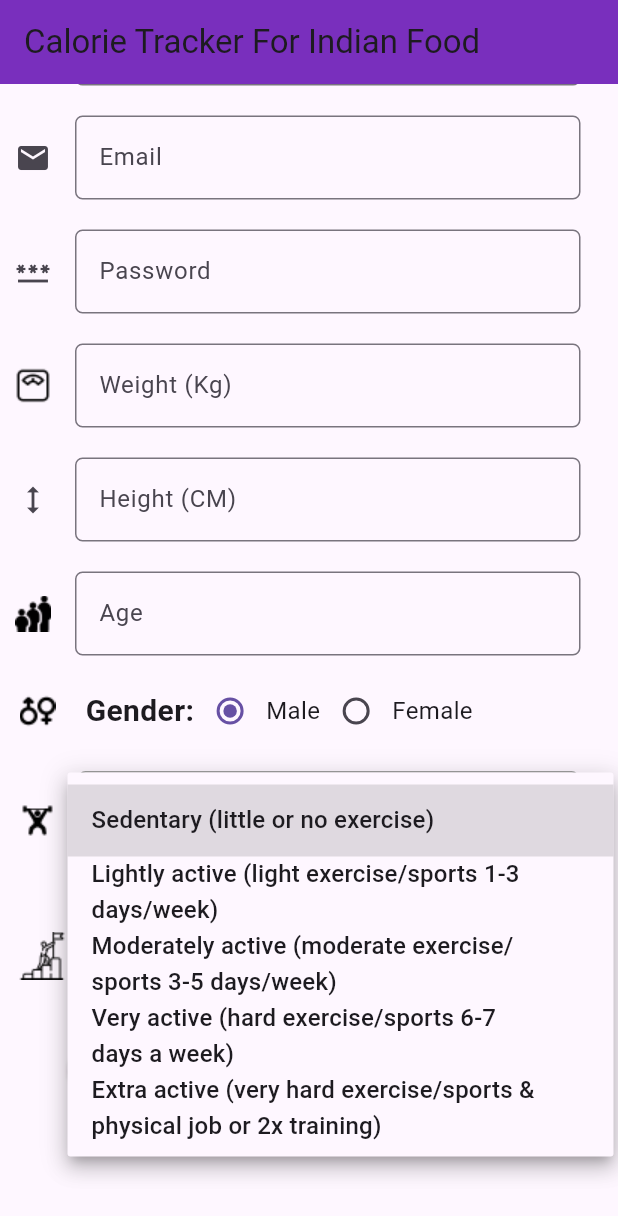
After one commit to Rajesh0408/Calorie-Tracker, a Flutter app: the screen it shows after launch, scrolled down 112 dp, after a tap on "Activity level", on a phone screen of 412 x 824 dp. The commit adds this screen. Shown: the top 1216 px of the screen. Run offline on Flutter 3.47's test engine with Material 3 defaults, Android fonts, the phone set to English and light mode, and no system bars; our stand-ins replace cloud_firestore, firebase_core, simple_circular_progress_bar; missing offline and left inert: dart:ffi; accounts and stored records are empty.

Commit message:
UI for signup page completed

```diff
--- a/lib/UI/FoodListPage.dart
+++ b/lib/UI/FoodListPage.dart
@@ -104,7 +104,17 @@ class _FoodListPageState extends State<FoodListPage> {
                   search(searchText);
                 });
               },
-              leading: Icon(Icons.search),
+              leading: Icon(Icons.search, ),
+              trailing: [IconButton(
+                icon: const Icon(Icons.clear),
+                onPressed: () {
+                    setState(() {
+                      controller.clear();
+                      searchText="";
+                      search(searchText);
+                    });
+                },
+              ),]
             ),
           ),
           Expanded(
--- a/lib/UI/HomePage.dart
+++ /dev/null
@@ -1,31 +0,0 @@
-import 'package:flutter/material.dart';
-
-class HomePage extends StatefulWidget {
-  const HomePage({super.key});
-
-  @override
-  State<HomePage> createState() => _HomePageState();
-}
-
-class _HomePageState extends State<HomePage> {
-  Color card = const Color(0xFFe0c3fc);
-  Color appbar = const Color(0xFF7b2cbf);
-  int? height;
-  int? weight;
-
-  @override
-  Widget build(BuildContext context) {
-    return Scaffold(
-      appBar: AppBar(
-        backgroundColor: appbar,
-        title: const Text('Calorie Tracker For Indian Food'),),
-      body: Column(
-        children: [
-          ElevatedButton(onPressed: () {
-
-          }, child: const Text('Start the journey of Calorie'))
-        ],
-      ),
-    );
-  }
-}
--- /dev/null
+++ b/lib/UI/SignUpPage.dart
@@ -0,0 +1,366 @@
+import 'package:flutter/material.dart';
+
+class SignUpPage extends StatefulWidget {
+  const SignUpPage({super.key});
+
+  @override
+  State<SignUpPage> createState() => _SignUpPageState();
+}
+
+class _SignUpPageState extends State<SignUpPage> {
+  Color card = const Color(0xFFe0c3fc);
+  Color appbar = const Color(0xFF7b2cbf);
+  int? height;
+  int? weight;
+  String gender = "Male";
+  List activityLevelList = [
+    "Sedentary (little or no exercise)",
+    "Lightly active (light exercise/sports 1-3 days/week)",
+    "Moderately active (moderate exercise/sports 3-5 days/week)",
+    "Very active (hard exercise/sports 6-7 days a week)",
+    "Extra active (very hard exercise/sports & physical job or 2x training)"
+  ];
+  List goalList = [
+    "I want to gain weight",
+    "I want to loss weight",
+    "I want to maintain the weight"
+  ];
+  String? dropDownValue;
+
+  @override
+  Widget build(BuildContext context) {
+    TextEditingController nameCon = TextEditingController();
+    TextEditingController weightCon = TextEditingController();
+    TextEditingController heightCon = TextEditingController();
+    TextEditingController ageCon = TextEditingController();
+    TextEditingController emailCon = TextEditingController();
+    TextEditingController passwordCon = TextEditingController();
+    TextEditingController genderCon = TextEditingController();
+    TextEditingController activityLevelCon = TextEditingController();
+    String name;
+    String email;
+    String password;
+    int weight;
+    int height;
+    int age;
+
+    String activityLevel;
+    String? groupValue;
+
+    return Scaffold(
+      appBar: AppBar(
+        backgroundColor: appbar,
+        title: const Text('Calorie Tracker For Indian Food'),
+      ),
+      body: ListView(
+        children: [
+          const Padding(
+            padding: EdgeInsets.all(8.0),
+            child: Center(
+              child: Text(
+                "Sign Up",
+                style: TextStyle(
+                    fontSize: 25,
+                    fontWeight: FontWeight.bold,
+                    color: Color(0xFF7b2cbf)),
+              ),
+            ),
+          ),
+          Padding(
+            padding: const EdgeInsets.only(
+                left: 10.0, right: 25.0, top: 5, bottom: 5),
+            child: TextField(
+              controller: nameCon,
+              decoration: InputDecoration(
+                icon: Icon(Icons.person),
+                border: OutlineInputBorder(
+                    borderRadius: BorderRadius.circular(5.0)),
+                hintText: "Name",
+              ),
+              onChanged: (val) {
+                setState(() {
+                  name = val.toString();
+                });
+              },
+            ),
+          ),
+          SizedBox(
+            height: 10,
+          ),
+          Padding(
+            padding: const EdgeInsets.only(
+                left: 10.0, right: 25.0, top: 5, bottom: 5),
+            child: TextField(
+              controller: emailCon,
+              decoration: InputDecoration(
+                icon: Icon(Icons.email),
+                border: OutlineInputBorder(
+                    borderRadius: BorderRadius.circular(5.0)),
+                hintText: "Email",
+              ),
+              onChanged: (val) {
+                setState(() {
+                  email = val.toString();
+                });
+              },
+            ),
+          ),
+          SizedBox(
+            height: 10,
+          ),
+          Padding(
+            padding: const EdgeInsets.only(
+                left: 10.0, right: 25.0, top: 5, bottom: 5),
+            child: TextField(
+              controller: passwordCon,
+              decoration: InputDecoration(
+                icon: Icon(Icons.password),
+                border: OutlineInputBorder(
+                    borderRadius: BorderRadius.circular(5.0)),
+                hintText: "Password",
+              ),
+              onChanged: (val) {
+                setState(() {
+                  password = val.toString();
+                });
+              },
+            ),
+          ),
+          Padding(
+            padding: const EdgeInsets.only(
+                left: 10.0, right: 25.0, top: 15, bottom: 5),
+            child: TextField(
+              controller: weightCon,
+              keyboardType: TextInputType.number,
+              decoration: InputDecoration(
+                icon: Image.asset("assets/weight.png"),
+                border: OutlineInputBorder(
+                    borderRadius: BorderRadius.circular(5.0)),
+                hintText: "Weight (Kg)",
+              ),
+              onChanged: (val) {
+                setState(() {
+                  weight = int.parse(val);
+                });
+              },
+            ),
+          ),
+          Padding(
+            padding: const EdgeInsets.only(
+                left: 10.0, right: 25.0, top: 15, bottom: 5),
+            child: TextField(
+              controller: heightCon,
+              keyboardType: TextInputType.number,
+              decoration: InputDecoration(
+                icon: Icon(Icons.height),
+                border: OutlineInputBorder(
+                    borderRadius: BorderRadius.circular(5.0)),
+                hintText: "Height (CM)",
+              ),
+              onChanged: (val) {
+                setState(() {
+                  height = int.parse(val);
+                });
+              },
+            ),
+          ),
+          Padding(
+            padding: const EdgeInsets.only(
+                left: 10.0, right: 25.0, top: 15, bottom: 5),
+            child: TextField(
+              controller: ageCon,
+              keyboardType: TextInputType.number,
+              decoration: InputDecoration(
+                icon: Image.asset("assets/age.png"),
+                border: OutlineInputBorder(
+                    borderRadius: BorderRadius.circular(5.0)),
+                hintText: "Age",
+              ),
+              onChanged: (val) {
+                setState(() {
+                  age = int.parse(val);
+                });
+              },
+            ),
+          ),
+          // RadioMenuButton(value: value, groupValue: groupValue, onChanged: onChanged, child: child),
+          Padding(
+            padding: const EdgeInsets.all(8.0),
+            child: Row(
+              children: [
+                SizedBox(
+                  width: 5,
+                ),
+                Image.asset("assets/gender.png"),
+                SizedBox(
+                  width: 20,
+                ),
+                Text(
+                  "Gender:",
+                  style: TextStyle(fontSize: 20, fontWeight: FontWeight.bold),
+                ),
+                Radio(
+                  value: "Male",
+                  groupValue: gender,
+                  onChanged: (val) {
+                    setState(() {
+                      gender = val!.toString();
+                    });
+                  },
+                ),
+                Text(
+                  'Male',
+                  style: TextStyle(fontSize: 16),
+                ),
+                Radio(
+                  value: "Female",
+                  groupValue: gender,
+                  onChanged: (val) {
+                    setState(() {
+                      gender = val!.toString();
+                    });
+                  },
+                ),
+                Text(
+                  'Female',
+                  style: TextStyle(fontSize: 16),
+                ),
+              ],
+            ),
+          ),
+
+          Padding(
+            padding: const EdgeInsets.all(8.0),
+            child: Row(
+              children: [
+                Padding(
+                  padding: const EdgeInsets.only(left: 5.0),
+                  child: Image.asset("assets/workout.png"),
+                ),
+                Padding(
+                  padding: const EdgeInsets.only(
+                    left: 15.0,
+                  ),
+                  child: Container(
+                    decoration: BoxDecoration(
+                      border: Border.all(color: Colors.grey),
+                      borderRadius: BorderRadius.circular(5),
+                    ),
+                    child: Padding(
+                      padding: const EdgeInsets.only(
+                          left: 8.0, right: 0.0, top: 8, bottom: 8),
+                      child: DropdownButtonHideUnderline(
+                        child: DropdownButton(
+                          // underline: ,
+                          items:
+                              activityLevelList.map<DropdownMenuItem>((value) {
+                            return DropdownMenuItem(
+                              value: value,
+                              child: SizedBox(
+                                width: 300, // Adjust as needed
+                                child: Text(value),
+                              ),
+                            );
+                          }).toList(),
+                          onChanged: (value) {
+                            setState(() {
+                              dropDownValue = value;
+                            });
+                          },
+                          value: dropDownValue,
+                          hint: const Text("Activity level"),
+                        ),
+                      ),
+                    ),
+                  ),
+                ),
+              ],
+            ),
+          ),
+          SizedBox(
+            height: 8,
+          ),
+          Padding(
+            padding: const EdgeInsets.all(8.0),
+            child: Row(
+              children: [
+                Padding(
+                  padding: const EdgeInsets.only(left: 4.0),
+                  child: Image.asset("assets/goal.png"),
+                ),
+                Padding(
+                  padding: const EdgeInsets.only(left: 9.0),
+                  child: Container(
+                    decoration: BoxDecoration(
+                      border: Border.all(color: Colors.grey),
+                      borderRadius: BorderRadius.circular(5),
+                    ),
+                    child: Padding(
+                      padding: const EdgeInsets.only(
+                          left: 8.0, right: 0.0, top: 8, bottom: 8),
+                      child: DropdownButtonHideUnderline(
+                        child: DropdownButton(
+                          // underline: ,
+                          items: goalList.map<DropdownMenuItem>((value) {
+                            return DropdownMenuItem(
+                              value: value,
+                              child: SizedBox(
+                                width: 300, // Adjust as needed
+                                child: Text(value),
+                              ),
+                            );
+                          }).toList(),
+                          onChanged: (value) {
+                            setState(() {
+                              dropDownValue = value;
+                            });
+                          },
+                          value: dropDownValue,
+                          hint: const Text("Goal"),
+                        ),
+                      ),
+                    ),
+                  ),
+                ),
+              ],
+            ),
+          ),
+          SizedBox(
+            height: 10,
+          ),
+          Padding(
+            padding: const EdgeInsets.only(left: 45.0, right: 45),
+            child: ElevatedButton(
+                onPressed: () {},
+                child: const Text(
+                  'Start the journey of Calorie!!',
+                  style: TextStyle(fontSize: 20),
+                )),
+          ),
+
+          Row(
+            mainAxisAlignment: MainAxisAlignment.center,
+            children: [
+              Text(
+                'Already have an account?',
+                style: TextStyle(fontSize: 15),
+              ),
+              TextButton(
+                child: Text(
+                  'Sign In',
+                  style: TextStyle(fontSize: 18),
+                ),
+                onPressed: () {
+
+                },
+              ),
+            ],
+          ),
+          SizedBox(
+            height: 40,
+          ),
+        ],
+      ),
+    );
+  }
+}
--- a/lib/UI/totalCaloriesPage.dart
+++ b/lib/UI/totalCaloriesPage.dart
@@ -247,7 +247,13 @@ class _TotalCaloriesPageState extends State<TotalCaloriesPage> {
     return showModalBottomSheet(
         context: context,
         builder: (BuildContext context) {
-          return ListView.builder(
+          return Expanded(
+            child: Column(
+              children: [
+                SizedBox(height: 20,),
+                const Center(child: Text("Foods Consumed Today", style: TextStyle(fontSize: 18,fontWeight: FontWeight.bold),)),
+                Flexible(
+                  child: ListView.builder(
                     itemCount: len,
                     itemBuilder: (context, index) {
                       return Row(
@@ -275,6 +281,10 @@ class _TotalCaloriesPageState extends State<TotalCaloriesPage> {
                         ],
                       );
                     },
+                  ),
+                ),
+              ],
+            ),
           );
         });
   }
--- a/lib/main.dart
+++ b/lib/main.dart
@@ -5,7 +5,7 @@ import 'package:cloud_firestore/cloud_firestore.dart';
 import 'package:flutter/material.dart';
 import 'package:firebase_core/firebase_core.dart';
 
-import 'UI/HomePage.dart';
+import 'UI/SignUpPage.dart';
 
 
 
@@ -15,20 +15,20 @@ void main() async{
     options: const FirebaseOptions(apiKey: "AIzaSyA7TyZ-6C_RfEX6qZ9Z9G50wf4au-TmAkg", appId: '545120632703', messagingSenderId: "1:545120632703:android:fe054d1cc91202b82f644a", projectId: "calorie-tracker-aea6b"),
   );
 
-  runApp(const MaterialApp(
-            //theme: ThemeData.dark(),
-            debugShowCheckedModeBanner: false,
-            home: FoodListPage()));
+  // runApp(const MaterialApp(
+  //           //theme: ThemeData.dark(),
+  //           debugShowCheckedModeBanner: false,
+  //           home: FoodListPage()));
 
-  // if(await isNew()) {
-  //   runApp(MaterialApp(
-  //       debugShowCheckedModeBanner: false,
-  //       home: HomePage()));
-  // } else {
-  //   runApp(MaterialApp(
-  //       debugShowCheckedModeBanner: false,
-  //       home: FoodListPage()));
-  // }
+  if(await isNew()) {
+    runApp(MaterialApp(
+        debugShowCheckedModeBanner: false,
+        home: SignUpPage()));
+  } else {
+    runApp(MaterialApp(
+        debugShowCheckedModeBanner: false,
+        home: FoodListPage()));
+  }
 
 }
 
--- a/pubspec.yaml
+++ b/pubspec.yaml
@@ -69,6 +69,11 @@ flutter:
   # To add assets to your application, add an assets section, like this:
   assets:
      - assets/chappathi.jpeg
+     - assets/age.png
+     - assets/weight.png
+     - assets/gender.png
+     - assets/workout.png
+     - assets/goal.png
   #   - images/a_dot_ham.jpeg
 
   # An image asset can refer to one or more resolution-specific "variants", see
```
Also changed, not shown: assets/age.png (added), assets/gender.png (added), assets/goal.png (added), assets/weight.png (added), assets/workout.png (added), lib/UI/SignInPage.dart (added). Lines whose indentation alone changed are shown as unchanged.
